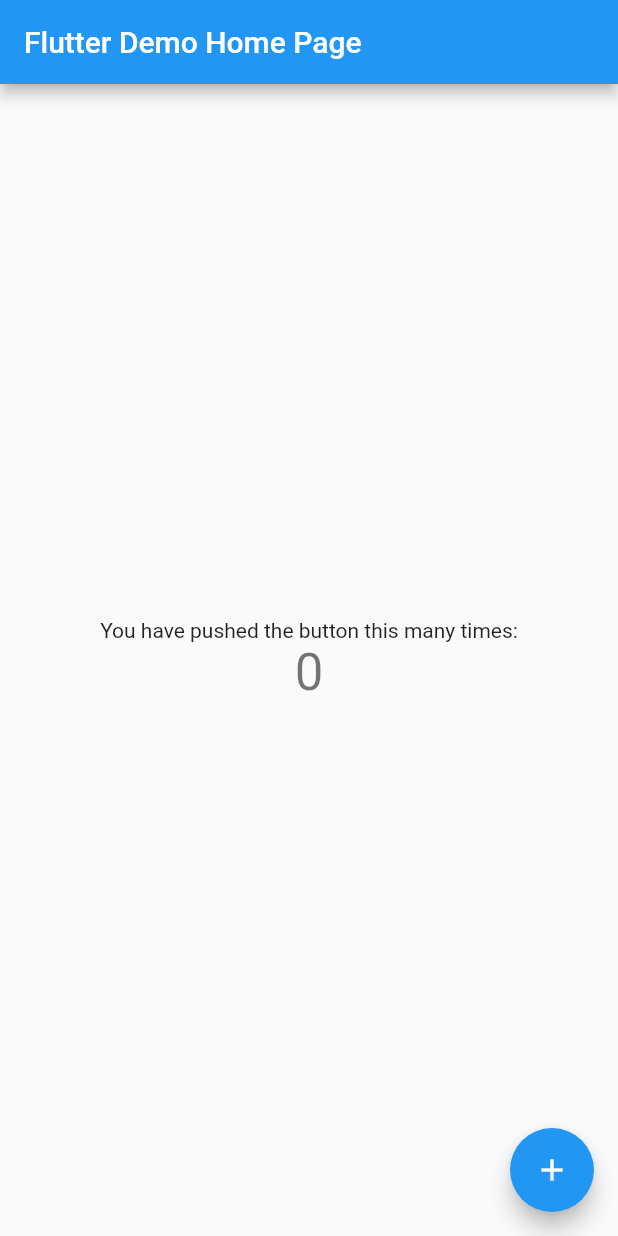
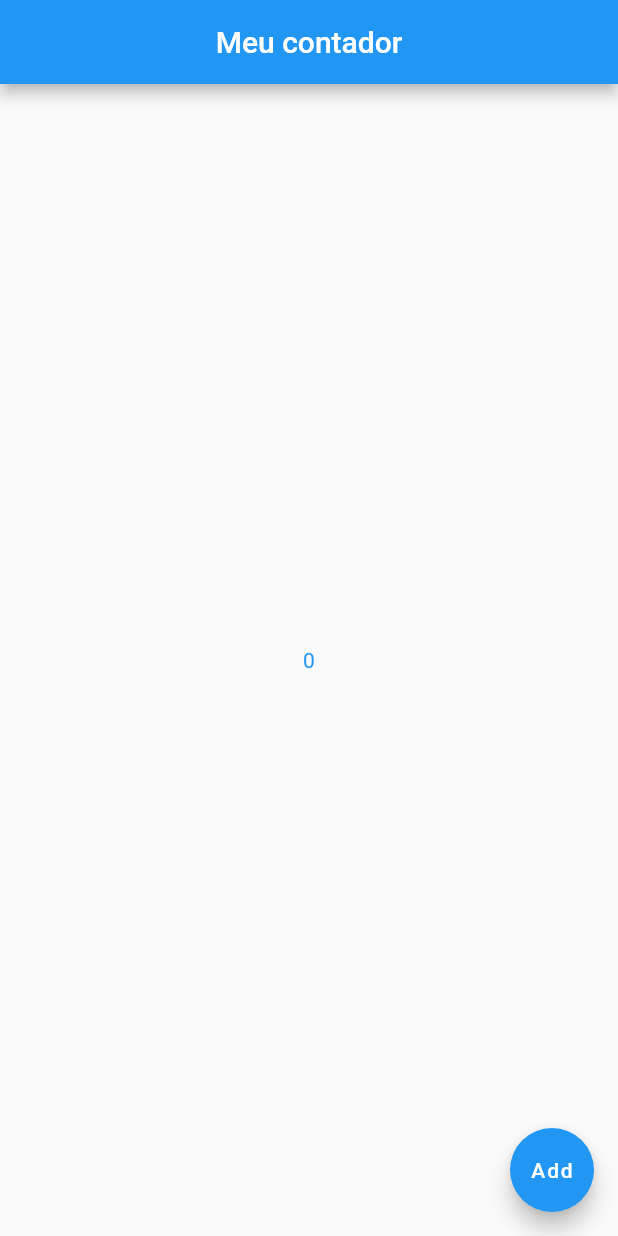
Before and after one commit to jorgejrlf/contador, a Flutter app: the screen it shows after launch, on a phone screen of 412 x 824 dp. Run offline on Flutter 3.47's test engine with Material 2 defaults, Android fonts, the phone set to English and light mode, and no system bars; missing offline and left inert: dart:ffi.

Commit message:
Primeiro comite após execução

```diff
--- a/contadorjorge/lib/main.dart
+++ b/contadorjorge/lib/main.dart
@@ -1,117 +1,45 @@
+import 'dart:ffi';
+
 import 'package:flutter/material.dart';
+import 'package:flutter/cupertino.dart';
 
 void main() {
-  runApp(MyApp());
+  runApp(Mycontador());
 }
 
-class MyApp extends StatelessWidget {
-  // This widget is the root of your application.
+var count = 0;
+
+class Mycontador extends StatelessWidget {
+  const Mycontador({Key key}) : super(key: key);
+
   @override
   Widget build(BuildContext context) {
     return MaterialApp(
-      title: 'Flutter Demo',
       theme: ThemeData(
-        // This is the theme of your application.
-        //
-        // Try running your application with "flutter run". You'll see the
-        // application has a blue toolbar. Then, without quitting the app, try
-        // changing the primarySwatch below to Colors.green and then invoke
-        // "hot reload" (press "r" in the console where you ran "flutter run",
-        // or simply save your changes to "hot reload" in a Flutter IDE).
-        // Notice that the counter didn't reset back to zero; the application
-        // is not restarted.
-        primarySwatch: Colors.blue,
-        // This makes the visual density adapt to the platform that you run
-        // the app on. For desktop platforms, the controls will be smaller and
-        // closer together (more dense) than on mobile platforms.
-        visualDensity: VisualDensity.adaptivePlatformDensity,
+        textTheme: TextTheme(
+            bodyText2: TextStyle(
+          color: Colors.blue,
+        )),
       ),
-      home: MyHomePage(title: 'Flutter Demo Home Page'),
+      home: Scaffold(
+        appBar: AppBar(
+          title: Text('Meu contador'),
+          centerTitle: true,
+        ),
+        body: Center(
+          child: Text(
+            '$count',
+          ),
+        ),
+        floatingActionButton: FloatingActionButton(
+          child: Text('Add'),
+          onPressed: counter,
+        ),
+      ),
     );
   }
 }
 
-class MyHomePage extends StatefulWidget {
-  MyHomePage({Key key, this.title}) : super(key: key);
-
-  // This widget is the home page of your application. It is stateful, meaning
-  // that it has a State object (defined below) that contains fields that affect
-  // how it looks.
-
-  // This class is the configuration for the state. It holds the values (in this
-  // case the title) provided by the parent (in this case the App widget) and
-  // used by the build method of the State. Fields in a Widget subclass are
-  // always marked "final".
-
-  final String title;
-
-  @override
-  _MyHomePageState createState() => _MyHomePageState();
+void counter() {
+  count++;
 }
-
-class _MyHomePageState extends State<MyHomePage> {
-  int _counter = 0;
-
-  void _incrementCounter() {
-    setState(() {
-      // This call to setState tells the Flutter framework that something has
-      // changed in this State, which causes it to rerun the build method below
-      // so that the display can reflect the updated values. If we changed
-      // _counter without calling setState(), then the build method would not be
-      // called again, and so nothing would appear to happen.
-      _counter++;
-    });
-  }
-
-  @override
-  Widget build(BuildContext context) {
-    // This method is rerun every time setState is called, for instance as done
-    // by the _incrementCounter method above.
-    //
-    // The Flutter framework has been optimized to make rerunning build methods
-    // fast, so that you can just rebuild anything that needs updating rather
-    // than having to individually change instances of widgets.
-    return Scaffold(
-      appBar: AppBar(
-        // Here we take the value from the MyHomePage object that was created by
-        // the App.build method, and use it to set our appbar title.
-        title: Text(widget.title),
-      ),
-      body: Center(
-        // Center is a layout widget. It takes a single child and positions it
-        // in the middle of the parent.
-        child: Column(
-          // Column is also a layout widget. It takes a list of children and
-          // arranges them vertically. By default, it sizes itself to fit its
-          // children horizontally, and tries to be as tall as its parent.
-          //
-          // Invoke "debug painting" (press "p" in the console, choose the
-          // "Toggle Debug Paint" action from the Flutter Inspector in Android
-          // Studio, or the "Toggle Debug Paint" command in Visual Studio Code)
-          // to see the wireframe for each widget.
-          //
-          // Column has various properties to control how it sizes itself and
-          // how it positions its children. Here we use mainAxisAlignment to
-          // center the children vertically; the main axis here is the vertical
-          // axis because Columns are vertical (the cross axis would be
-          // horizontal).
-          mainAxisAlignment: MainAxisAlignment.center,
-          children: <Widget>[
-            Text(
-              'You have pushed the button this many times:',
-            ),
-            Text(
-              '$_counter',
-              style: Theme.of(context).textTheme.headline4,
-            ),
-          ],
-        ),
-      ),
-      floatingActionButton: FloatingActionButton(
-        onPressed: _incrementCounter,
-        tooltip: 'Increment',
-        child: Icon(Icons.add),
-      ), // This trailing comma makes auto-formatting nicer for build methods.
-    );
-  }
-}
```
